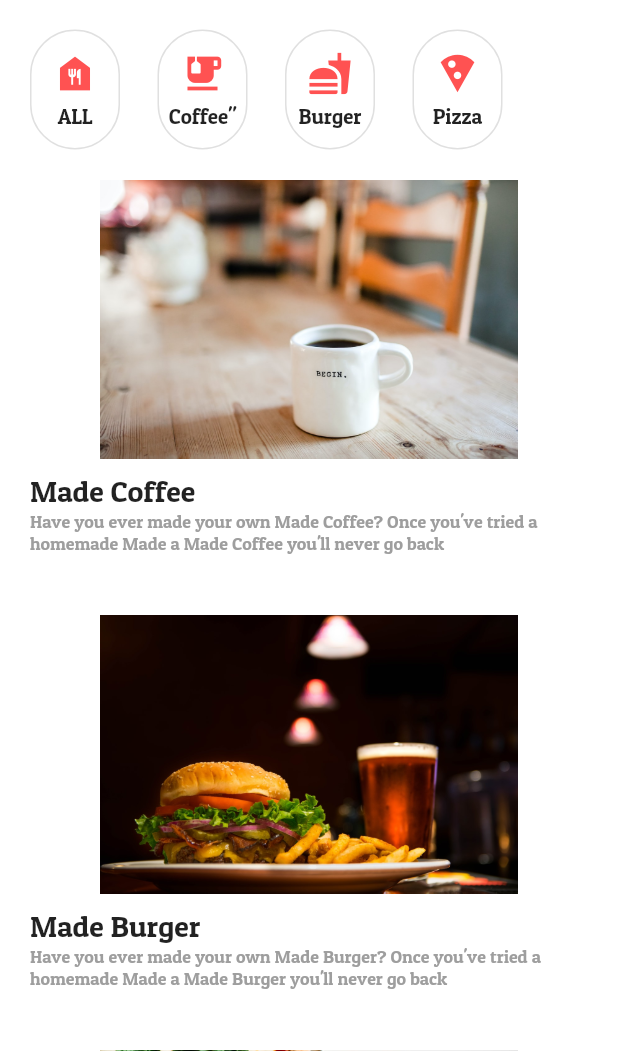
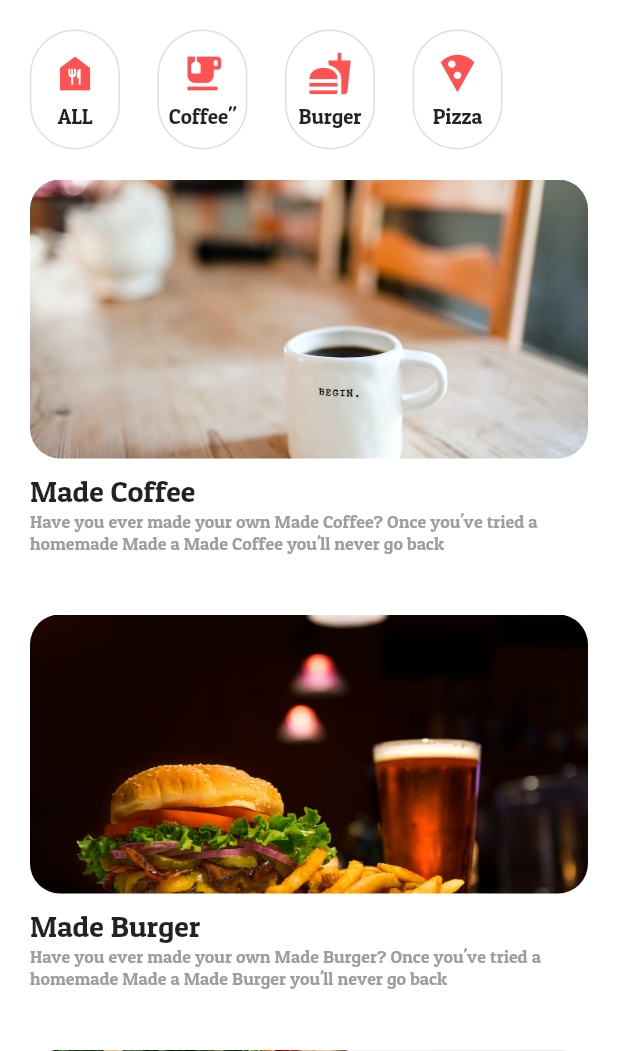
Before and after one commit to codinginpain/flutter_recipe, a Flutter app: the screen it shows after launch, on a phone screen of 412 x 824 dp, the part 185-1236 px from its top. Run offline on Flutter 3.47's test engine with Material 2 defaults, Android fonts, the phone set to English and light mode, and no system bars.

```diff
--- a/lib/components/recipe_list_item.dart
+++ b/lib/components/recipe_list_item.dart
@@ -14,7 +14,13 @@ class RecipeListItem extends StatelessWidget {
         children: [
           AspectRatio(
             aspectRatio: 2 / 1,
-            child: Image.asset("assets/images/$imageName.jpeg"),
+            child: ClipRRect(
+              borderRadius: BorderRadius.circular(20),
+              child: Image.asset(
+                  "assets/images/$imageName.jpeg",
+                  fit: BoxFit.cover),
+            ),
+
           ),
           SizedBox(height: 10),
           Text(
```
Also changed, not shown: pubspec.lock.
